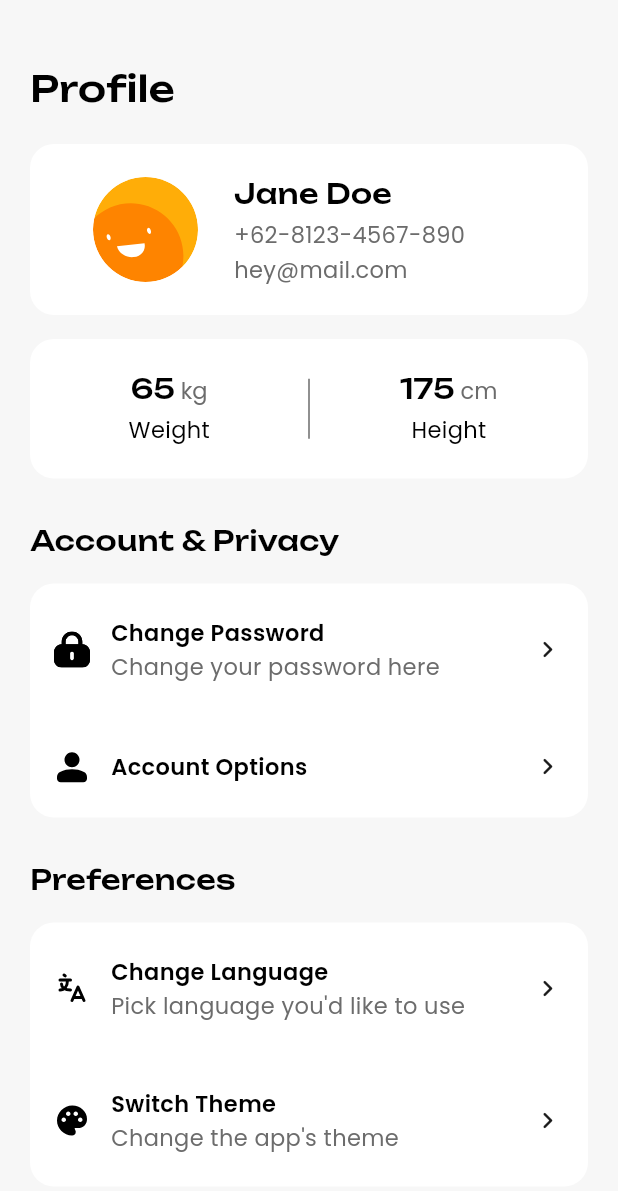
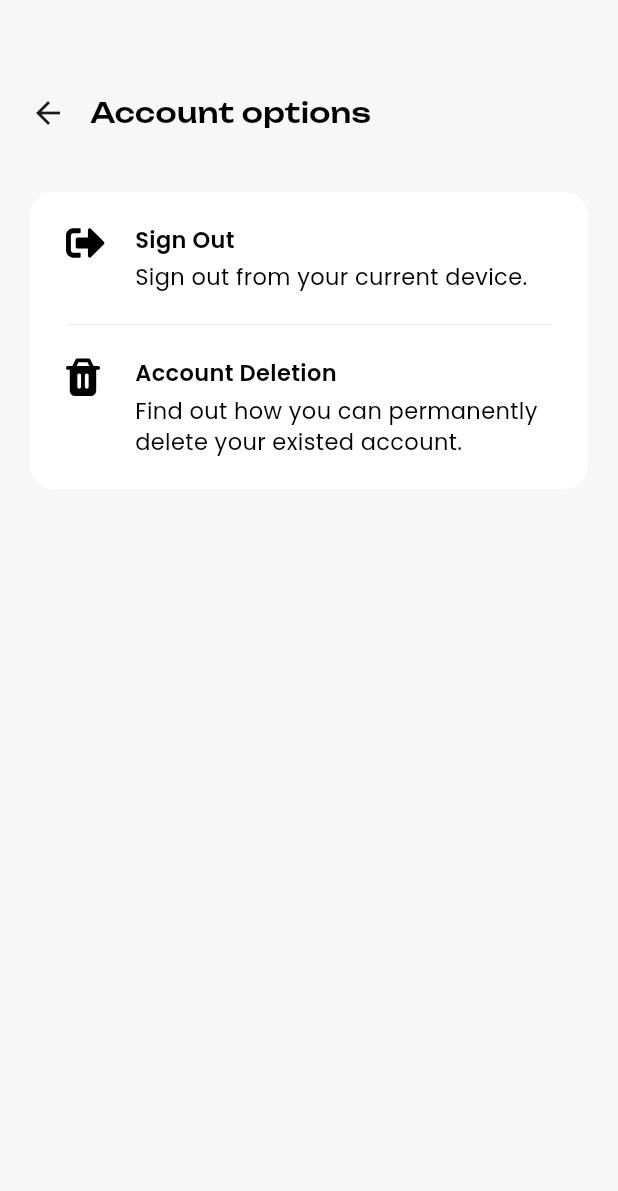
Before and after one commit to RiskyDwiyanti/ads-project, a Flutter app: the ProfileView screen opened by its route, after a tap on "Account Options", on a phone screen of 412 x 824 dp. Shown: the top 1191 px of the screen. Run offline on Flutter 3.47's test engine with Material 3 defaults, Android fonts, the phone set to English and light mode, and no system bars; our stand-ins replace flutter_svg, get, google_fonts, hive_flutter, shared_preferences; accounts and stored records are empty.

Commit message:
ui account options

```diff
--- /dev/null
+++ b/lib/app/modules/account_options/bindings/account_options_binding.dart
@@ -0,0 +1,12 @@
+import 'package:get/get.dart';
+
+import '../controllers/account_options_controller.dart';
+
+class AccountOptionsBinding extends Bindings {
+  @override
+  void dependencies() {
+    Get.lazyPut<AccountOptionsController>(
+      () => AccountOptionsController(),
+    );
+  }
+}
--- /dev/null
+++ b/lib/app/modules/account_options/views/account_options_view.dart
@@ -0,0 +1,137 @@
+import 'package:fitpall/app/theme/app_colors.dart';
+import 'package:fitpall/app/theme/app_text.dart';
+import 'package:flutter/material.dart';
+import 'package:flutter_svg/svg.dart';
+
+import 'package:get/get.dart';
+
+import '../controllers/account_options_controller.dart';
+
+class AccountOptionsView extends GetView<AccountOptionsController> {
+  const AccountOptionsView({super.key});
+  @override
+  Widget build(BuildContext context) {
+    return Scaffold(
+      backgroundColor: AppColors.background,
+      body: SafeArea(
+        child: Column(
+          crossAxisAlignment: CrossAxisAlignment.start,
+          children: [
+            // ========================== HEADER ==========================
+            Padding(
+              padding: const EdgeInsets.fromLTRB(20, 62, 20, 20),
+              child: Row(
+                children: [
+                  GestureDetector(
+                    onTap: () => Get.back(),
+                    child: const Icon(
+                      Icons.arrow_back,
+                      size: 24,
+                      color: Color(0xFF1A1A1A),
+                    ),
+                  ),
+                  const SizedBox(width: 16),
+                  Text('Account options', style: AppText.Heading2),
+                ],
+              ),
+            ),
+
+            const SizedBox(height: 20,),
+
+            // ========================== MENU CARD ==========================
+            Padding(
+              padding: const EdgeInsets.symmetric(horizontal: 20),
+              child: Container(
+                padding: EdgeInsets.fromLTRB(8, 20, 8, 20),
+                decoration: BoxDecoration(
+                  color: AppColors.white,
+                  borderRadius: BorderRadius.circular(16),
+                ),
+                child: Column(
+                  children: [
+                    // Sign Out
+                    _buildMenuItem(
+                      iconPath: 'assets/icons/signout_icon.svg',
+                      title: 'Sign Out',
+                      subtitle: 'Sign out from your current device.',
+                      onTap: controller.onSignOut,
+                      isLast: false,
+                    ),
+
+                    const SizedBox(height: 20,),
+
+                    const Divider(
+                      height: 1,
+                      thickness: 1,
+                      color: Color(0xFFF0F0F0),
+                      indent: 16,
+                      endIndent: 16,
+                    ),
+
+                    const SizedBox(height: 20,),
+
+                    // Account Delete
+                    _buildMenuItem(
+                      iconPath: 'assets/icons/trash_icon.svg',
+                      title: 'Account Deletion',
+                      subtitle: 'Find out how you can permanently delete your existed account.',
+                      onTap: controller.onAccountDeletion,
+                      isLast: true,
+                    )
+                  ],
+                ),
+              ),
+            ),
+          ],
+        ),
+      ),
+    );
+  }
+
+  Widget _buildMenuItem({
+    required String iconPath,
+    required String title,
+    required String subtitle,
+    required VoidCallback onTap,
+    required bool isLast,
+  }) {
+    return GestureDetector(
+      onTap: onTap,
+      behavior: HitTestBehavior.opaque,
+      child: Padding(
+        padding: const EdgeInsets.symmetric(horizontal: 16, vertical: 1),
+        child: Row(
+          crossAxisAlignment: CrossAxisAlignment.start,
+          children: [
+            // Icon
+            SvgPicture.asset(
+              iconPath,
+              width: 26,
+              height: 26,
+            ),
+
+            const SizedBox(width: 20,),
+
+            // Title & Subtitle
+            Expanded(
+              child: Column(
+                crossAxisAlignment: CrossAxisAlignment.start,
+                children: [
+                  Text(
+                    title,
+                    style: AppText.Body_bold,
+                  ),
+                  const SizedBox(height: 4,),
+                  Text(
+                    subtitle,
+                    style: AppText.Body,
+                  ),
+                ],
+              ),
+            ),
+          ],
+        ),
+      ),
+    );
+  }
+}
--- a/lib/app/modules/profile/controllers/profile_controller.dart
+++ b/lib/app/modules/profile/controllers/profile_controller.dart
@@ -61,7 +61,7 @@ class ProfileController extends GetxController {
         Get.toNamed(Routes.CHANGE_PASSWORD);
         break;
       case 'Account Options':
-        // Get.toNamed(Routes.ACCOUNT_OPTIONS);
+        Get.toNamed(Routes.ACCOUNT_OPTIONS);
         break;
       case 'Change Language':
         // Get.toNamed(Routes.LANGUAGE);
--- a/lib/app/routes/app_pages.dart
+++ b/lib/app/routes/app_pages.dart
@@ -1,5 +1,7 @@
 import 'package:get/get.dart';
 
+import '../modules/account_options/bindings/account_options_binding.dart';
+import '../modules/account_options/views/account_options_view.dart';
 import '../modules/cart/bindings/cart_binding.dart';
 import '../modules/cart/views/cart_view.dart';
 import '../modules/change_password/bindings/change_password_binding.dart';
@@ -120,5 +122,10 @@ class AppPages {
       page: () => const ResetPasswordView(),
       binding: ResetPasswordBinding(),
     ),
+    GetPage(
+      name: _Paths.ACCOUNT_OPTIONS,
+      page: () => const AccountOptionsView(),
+      binding: AccountOptionsBinding(),
+    ),
   ];
 }
--- a/lib/app/routes/app_routes.dart
+++ b/lib/app/routes/app_routes.dart
@@ -20,6 +20,7 @@ abstract class Routes {
   static const FAQ = _Paths.FAQ;
   static const CHANGE_PASSWORD = _Paths.CHANGE_PASSWORD;
   static const RESET_PASSWORD = _Paths.RESET_PASSWORD;
+  static const ACCOUNT_OPTIONS = _Paths.ACCOUNT_OPTIONS;
 }
 
 abstract class _Paths {
@@ -41,4 +42,5 @@ abstract class _Paths {
   static const FAQ = '/faq';
   static const CHANGE_PASSWORD = '/change-password';
   static const RESET_PASSWORD = '/reset-password';
+  static const ACCOUNT_OPTIONS = '/account-options';
 }
```
Also changed, not shown: lib/app/modules/account_options/controllers/account_options_controller.dart (added, +194 -0 lines), assets/icons/signout_icon.svg (added).
